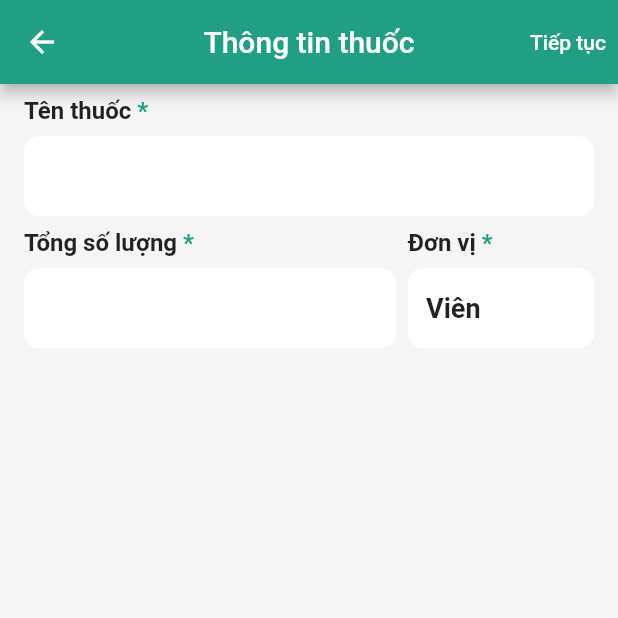
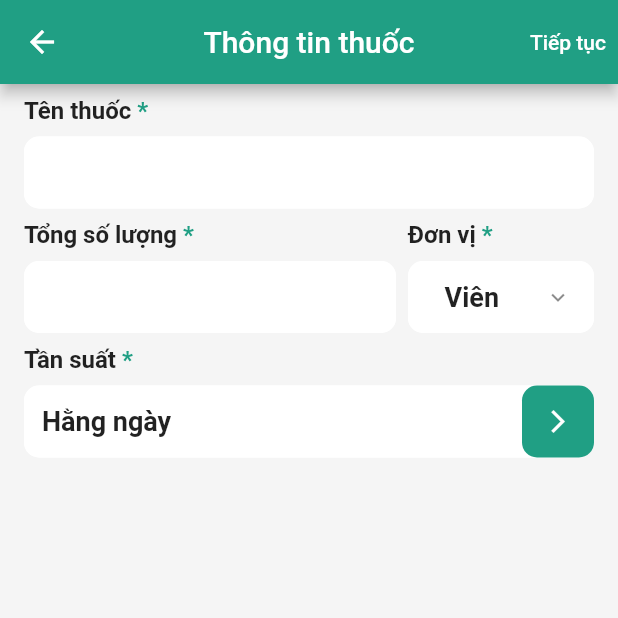
Before and after one commit to lequyha/flutter_cicd, a Flutter app: the DetailPage screen opened directly, on a phone screen of 412 x 824 dp, the top half of it. Run offline on Flutter 3.47's test engine with Material 2 defaults, Android fonts, the phone set to English and light mode, and no system bars; our stand-ins replace bloc, flutter_bloc, flutter_hooks, flutter_svg, freezed_annotation, get_it and 3 more; missing offline and left inert: flutter_alarm_clock.

Commit message:
add frequency and add ok btn to scroll select

```diff
--- a/lib/src/presentation/views/detail_page/detail_page.dart
+++ b/lib/src/presentation/views/detail_page/detail_page.dart
@@ -2,6 +2,7 @@ import 'package:flutter/material.dart';
 import 'package:flutter_alarm_clock/flutter_alarm_clock.dart';
 import 'package:flutter_application_test_public/main.dart';
 import 'package:flutter_application_test_public/src/const/color.dart';
+import 'package:flutter_application_test_public/src/presentation/views/detail_page/widgets/frequency_select_from_widget.dart';
 import 'package:flutter_application_test_public/src/presentation/views/detail_page/widgets/unit_select_form_widget.dart';
 import 'package:flutter_application_test_public/src/presentation/widgets/autocomplete_form_widget.dart';
 import 'package:flutter_application_test_public/src/presentation/widgets/number_form_widget.dart';
@@ -104,6 +105,8 @@ class DetailPage extends StatelessWidget {
                   ),
                 ],
               ),
+              const SizedBox(height: 8.0),
+              const FrequencySelectFormWidget(),
             ],
           ),
         ),
--- /dev/null
+++ b/lib/src/presentation/views/detail_page/widgets/frequency_select_from_widget.dart
@@ -0,0 +1,35 @@
+import 'package:flutter/material.dart';
+import 'package:flutter_application_test_public/src/const/color.dart';
+import 'package:flutter_application_test_public/src/domain/models/select_item_model.dart';
+import 'package:flutter_application_test_public/src/presentation/widgets/scroll_select_form_widget.dart';
+
+class FrequencySelectFormWidget extends StatelessWidget {
+  const FrequencySelectFormWidget({super.key});
+
+  static const List<SelectItemModel> items = [
+    SelectItemModel(label: 'Hằng ngày', value: 0),
+    SelectItemModel(label: 'Ngày cụ thể', value: 1),
+    SelectItemModel(label: 'Khoảng thời gian', value: 2),
+  ];
+
+  @override
+  Widget build(BuildContext context) {
+    return ScrollSelectFormWidget(
+      onChanged: (value) {},
+      initialItem: items.isNotEmpty ? items.first : null,
+      hideShowBtn: true,
+      items: items,
+      labelText: 'Tần suất',
+      suffixIcon: Material(
+        shape: RoundedRectangleBorder(
+          borderRadius: BorderRadius.circular(10.0),
+        ),
+        color: primaryColor,
+        child: const Icon(
+          Icons.arrow_forward_ios,
+          color: Colors.white,
+        ),
+      ),
+    );
+  }
+}
--- a/lib/src/presentation/views/detail_page/widgets/unit_select_form_widget.dart
+++ b/lib/src/presentation/views/detail_page/widgets/unit_select_form_widget.dart
@@ -1,6 +1,6 @@
 import 'package:flutter/material.dart';
 import 'package:flutter_application_test_public/src/domain/models/select_item_model.dart';
-import 'package:flutter_application_test_public/src/presentation/widgets/select_form_widget.dart';
+import 'package:flutter_application_test_public/src/presentation/widgets/scroll_select_form_widget.dart';
 
 class UnitSelectFormWidget extends StatelessWidget {
   const UnitSelectFormWidget({super.key});
@@ -12,12 +12,14 @@ class UnitSelectFormWidget extends StatelessWidget {
 
   @override
   Widget build(BuildContext context) {
-    return SelectFormWidget(
+    return ScrollSelectFormWidget(
       onChanged: (value) {},
       initialItem: items.isNotEmpty ? items.first : null,
       hideShowBtn: true,
       items: items,
       labelText: 'Đơn vị',
+      suffixIcon: const Icon(Icons.keyboard_arrow_down),
+      textAlign: TextAlign.center,
     );
   }
 }
--- /dev/null
+++ b/lib/src/presentation/widgets/scroll_select_form_widget.dart
@@ -0,0 +1,98 @@
+import 'package:flutter/cupertino.dart';
+import 'package:flutter/material.dart';
+import 'package:flutter_application_test_public/main.dart';
+import 'package:flutter_application_test_public/src/domain/models/select_item_model.dart';
+import 'package:flutter_application_test_public/src/presentation/widgets/text_form_widget.dart';
+import 'package:flutter_hooks/flutter_hooks.dart';
+
+const double _kItemExtent = 50.0;
+
+class ScrollSelectFormWidget extends HookWidget {
+  final String? labelText;
+  final TextStyle? style;
+  final FormFieldValidator<String?>? validator;
+  final ValueChanged<SelectItemModel?> onChanged;
+  final List<SelectItemModel> items;
+  final SelectItemModel? initialItem;
+  final bool hideShowBtn;
+  final Widget? prefixIcon;
+  final Widget? suffixIcon;
+  final TextAlign? textAlign;
+
+  const ScrollSelectFormWidget({
+    Key? key,
+    this.labelText,
+    this.style,
+    this.validator,
+    required this.onChanged,
+    required this.items,
+    this.initialItem,
+    this.hideShowBtn = false,
+    this.prefixIcon,
+    this.suffixIcon,
+    this.textAlign,
+  }) : super(key: key);
+
+  @override
+  Widget build(BuildContext context) {
+    final controller = useTextEditingController(text: initialItem?.label);
+    final ValueNotifier<SelectItemModel?> selectedItem = useState(initialItem);
+    final ValueNotifier<SelectItemModel?> currentItem = useState(initialItem);
+    final ValueNotifier<int> selectedIndex = useState(0);
+    return TextFormWidget(
+      controller: controller,
+      labelText: labelText,
+      style: style,
+      readOnly: true,
+      validator: validator,
+      hideShowBtn: hideShowBtn,
+      prefixIcon: prefixIcon,
+      suffixIcon: suffixIcon,
+      textAlign: textAlign,
+      onTap: () => showCupertinoModalPopup<SelectItemModel?>(
+        context: context,
+        builder: (context) => Container(
+          height: 300,
+          margin: EdgeInsets.only(
+            bottom: MediaQuery.of(context).viewInsets.bottom,
+          ),
+          color: Colors.white,
+          child: Column(
+            mainAxisSize: MainAxisSize.min,
+            crossAxisAlignment: CrossAxisAlignment.end,
+            children: [
+              CupertinoButton(
+                child: const Text('OK'),
+                onPressed: () => Navigator.of(context).pop(currentItem.value),
+              ),
+              SizedBox(
+                height: 220,
+                child: ScrollConfiguration(
+                  behavior: AppBehavior(),
+                  child: CupertinoPicker.builder(
+                    itemExtent: _kItemExtent,
+                    childCount: items.length,
+                    scrollController: FixedExtentScrollController(
+                        initialItem: selectedIndex.value),
+                    onSelectedItemChanged: (index) =>
+                        currentItem.value = items[index],
+                    itemBuilder: (context, index) => Center(
+                      child: Text(items[index].label.toString()),
+                    ),
+                  ),
+                ),
+              ),
+            ],
+          ),
+        ),
+      ).then((currentItem) {
+        if (currentItem != null) {
+          controller.text = currentItem.label;
+          selectedItem.value = currentItem;
+          selectedIndex.value = items.indexOf(currentItem);
+          onChanged(currentItem);
+        }
+      }),
+    );
+  }
+}
--- a/lib/src/presentation/widgets/select_form_widget.dart
+++ /dev/null
@@ -1,73 +0,0 @@
-import 'package:flutter/cupertino.dart';
-import 'package:flutter/material.dart';
-import 'package:flutter_application_test_public/main.dart';
-import 'package:flutter_application_test_public/src/domain/models/select_item_model.dart';
-import 'package:flutter_application_test_public/src/presentation/widgets/text_form_widget.dart';
-import 'package:flutter_hooks/flutter_hooks.dart';
-
-const double _kItemExtent = 50.0;
-
-class SelectFormWidget extends HookWidget {
-  final String? labelText;
-  final TextStyle? style;
-  final FormFieldValidator<String?>? validator;
-  final ValueChanged<SelectItemModel?> onChanged;
-  final List<SelectItemModel> items;
-  final SelectItemModel? initialItem;
-  final bool hideShowBtn;
-
-  const SelectFormWidget({
-    Key? key,
-    this.labelText,
-    this.style,
-    this.validator,
-    required this.onChanged,
-    required this.items,
-    this.initialItem,
-    this.hideShowBtn = false,
-  }) : super(key: key);
-
-  @override
-  Widget build(BuildContext context) {
-    final controller = useTextEditingController(text: initialItem?.label);
-    final ValueNotifier<SelectItemModel?> selectedItem = useState(initialItem);
-    final ValueNotifier<int> selectedIndex = useState(0);
-    return TextFormWidget(
-      controller: controller,
-      labelText: labelText,
-      style: style,
-      readOnly: true,
-      validator: validator,
-      hideShowBtn: hideShowBtn,
-      onTap: () => showCupertinoModalPopup<SelectItemModel?>(
-        context: context,
-        builder: (context) => Container(
-          height: 220,
-          margin: EdgeInsets.only(
-            bottom: MediaQuery.of(context).viewInsets.bottom,
-          ),
-          color: Colors.white,
-          child: ScrollConfiguration(
-            behavior: AppBehavior(),
-            child: CupertinoPicker.builder(
-              itemExtent: _kItemExtent,
-              childCount: items.length,
-              scrollController:
-                  FixedExtentScrollController(initialItem: selectedIndex.value),
-              onSelectedItemChanged: (index) {
-                final currentItem = items[index];
-                controller.text = currentItem.label;
-                selectedItem.value = currentItem;
-                selectedIndex.value = items.indexOf(currentItem);
-                onChanged(currentItem);
-              },
-              itemBuilder: (context, index) => Center(
-                child: Text(items[index].label.toString()),
-              ),
-            ),
-          ),
-        ),
-      ),
-    );
-  }
-}
--- a/lib/src/presentation/widgets/text_form_widget.dart
+++ b/lib/src/presentation/widgets/text_form_widget.dart
@@ -16,6 +16,9 @@ class TextFormWidget extends HookWidget {
   final bool hideShowBtn;
   final TextInputType? keyboardType;
   final List<TextInputFormatter>? inputFormatters;
+  final Widget? prefixIcon;
+  final Widget? suffixIcon;
+  final TextAlign? textAlign;
 
   const TextFormWidget({
     super.key,
@@ -31,6 +34,9 @@ class TextFormWidget extends HookWidget {
     this.hideShowBtn = false,
     this.keyboardType,
     this.inputFormatters,
+    this.prefixIcon,
+    this.suffixIcon,
+    this.textAlign,
   });
 
   @override
@@ -87,6 +93,7 @@ class TextFormWidget extends HookWidget {
           onChanged: onChanged,
           keyboardType: keyboardType,
           inputFormatters: inputFormatters,
+          textAlign: textAlign ?? TextAlign.start,
           style: style ??
               const TextStyle(
                 fontSize: 18.0,
@@ -95,6 +102,7 @@ class TextFormWidget extends HookWidget {
           validator: validator,
           autovalidateMode: AutovalidateMode.onUserInteraction,
           decoration: InputDecoration(
+            contentPadding: const EdgeInsets.only(left: 12.0),
             fillColor: Colors.white,
             filled: true,
             isDense: true,
@@ -110,7 +118,9 @@ class TextFormWidget extends HookWidget {
               borderRadius: BorderRadius.circular(10.0),
               borderSide: BorderSide(color: primaryColor),
             ),
-            suffixIcon: Visibility(
+            prefixIcon: prefixIcon,
+            suffixIcon: suffixIcon ??
+                Visibility(
                   visible: hideShowBtn != true && showClearBtn.value,
                   child: IconButton(
                     onPressed: controller?.clear,
```
Lines whose indentation alone changed are shown as unchanged.
